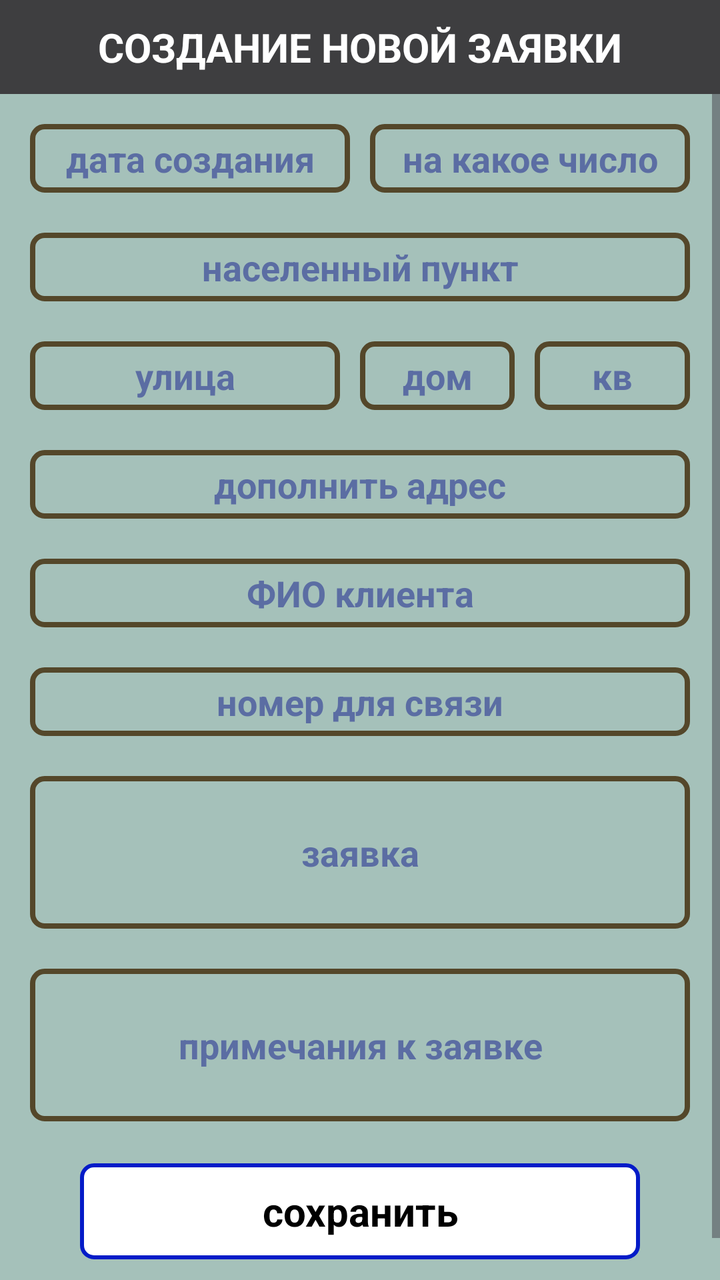
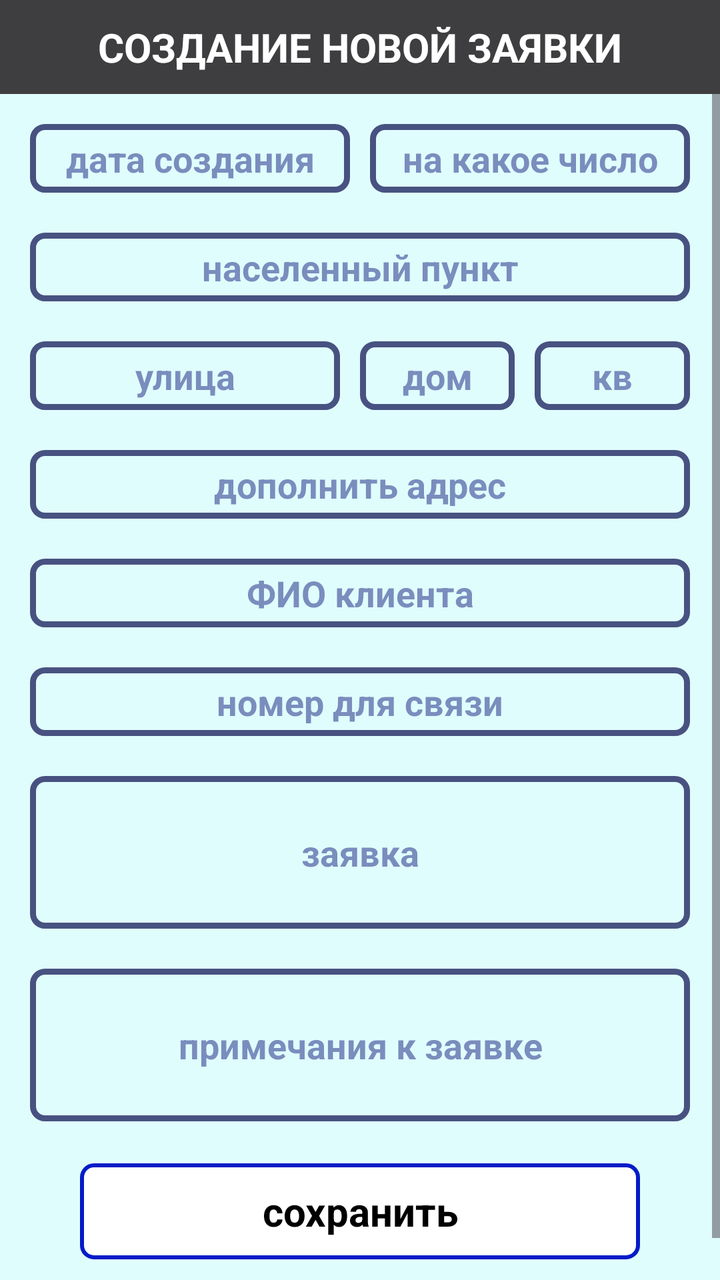

The first picture is an Android layout as it rendered before a commit; the second is the same layout after the commit. The layout source and the unified diff follow.
<!-- AndroidManifest.xml: application theme Theme.WorkOrders -->
<!-- res/layout/activity_insert_data.xml -->
<?xml version="1.0" encoding="utf-8"?>
<androidx.constraintlayout.widget.ConstraintLayout xmlns:android="http://schemas.android.com/apk/res/android"
    xmlns:app="http://schemas.android.com/apk/res-auto"
    xmlns:tools="http://schemas.android.com/tools"
    android:id="@+id/main"
    android:layout_width="match_parent"
    android:layout_height="match_parent"
    android:background="@color/bg"
    android:fitsSystemWindows="true"
    tools:context=".InsertDataActivity">

    <TextView
        android:id="@+id/tv_insert_title_activity"
        android:layout_width="match_parent"
        android:layout_height="wrap_content"
        android:background="@color/bg_topbar"
        android:paddingVertical="10dp"
        android:text="СОЗДАНИЕ НОВОЙ ЗАЯВКИ"
        android:textAlignment="center"
        android:textColor="@color/white"
        android:textSize="20sp"
        android:textStyle="bold"
        app:layout_constraintEnd_toEndOf="parent"
        app:layout_constraintStart_toStartOf="parent"
        app:layout_constraintTop_toTopOf="parent" />

    <ScrollView
        android:layout_width="0dp"
        android:layout_height="0dp"
        android:fillViewport="true"
        app:layout_constraintBottom_toBottomOf="parent"
        app:layout_constraintEnd_toEndOf="parent"
        app:layout_constraintStart_toStartOf="parent"
        app:layout_constraintTop_toBottomOf="@+id/tv_insert_title_activity">

        <androidx.constraintlayout.widget.ConstraintLayout
            android:layout_width="match_parent"
            android:layout_height="wrap_content">

            <LinearLayout
                android:id="@+id/ll1"
                android:layout_width="match_parent"
                android:layout_height="wrap_content"
                android:layout_marginHorizontal="10dp"
                android:layout_marginVertical="10dp"
                android:orientation="horizontal"
                app:layout_constraintEnd_toEndOf="parent"
                app:layout_constraintStart_toStartOf="parent"
                app:layout_constraintTop_toTopOf="parent">

                <EditText
                    android:id="@+id/et_insert_date_create"
                    style="@style/ThemeEditTextInputTask"
                    android:layout_width="wrap_content"
                    android:layout_height="wrap_content"
                    android:layout_weight="1"
                    android:background="@drawable/edittext_draw1"
                    android:ems="10"
                    android:gravity="center"
                    android:hint="дата создания"
                    android:inputType="text"
                    android:textCursorDrawable="@drawable/cursor_draw"
                    android:textStyle="bold" />

                <EditText
                    android:id="@+id/et_insert_todate"
                    style="@style/ThemeEditTextInputTask"
                    android:layout_width="wrap_content"
                    android:layout_height="wrap_content"
                    android:layout_weight="1"
                    android:background="@drawable/edittext_draw1"
                    android:ems="10"
                    android:gravity="center"
                    android:hint="на какое число"
                    android:inputType="text" />
            </LinearLayout>

            <LinearLayout
                android:id="@+id/ll2"
                android:layout_width="match_parent"
                android:layout_height="wrap_content"
                android:layout_marginHorizontal="10dp"
                android:layout_marginVertical="10dp"
                android:layout_marginTop="1dp"
                android:orientation="horizontal"
                app:layout_constraintEnd_toEndOf="parent"
                app:layout_constraintStart_toStartOf="parent"
                app:layout_constraintTop_toBottomOf="@+id/ll1">

                <EditText
                    android:id="@+id/et_insert_city"
                    style="@style/ThemeEditTextInputTask"
                    android:layout_width="wrap_content"
                    android:layout_height="wrap_content"
                    android:layout_weight="1"
                    android:background="@drawable/edittext_draw1"
                    android:ems="10"
                    android:gravity="center"
                    android:hint="населенный пункт"
                    android:inputType="text" />
            </LinearLayout>

            <LinearLayout
                android:id="@+id/ll3"
                android:layout_width="match_parent"
                android:layout_height="wrap_content"
                android:layout_marginHorizontal="10dp"
                android:layout_marginVertical="10dp"
                android:layout_marginTop="1dp"
                android:orientation="horizontal"
                app:layout_constraintEnd_toEndOf="parent"
                app:layout_constraintStart_toStartOf="parent"
                app:layout_constraintTop_toBottomOf="@+id/ll2">

                <EditText
                    android:id="@+id/et_insert_street"
                    style="@style/ThemeEditTextInputTask"
                    android:layout_width="0dp"
                    android:layout_height="wrap_content"
                    android:layout_weight="2"
                    android:background="@drawable/edittext_draw1"
                    android:ems="10"
                    android:gravity="center"
                    android:hint="улица"
                    android:inputType="text" />

                <EditText
                    android:id="@+id/et_insert_house"
                    style="@style/ThemeEditTextInputTask"
                    android:layout_width="0dp"
                    android:layout_height="wrap_content"
                    android:layout_weight="1"
                    android:background="@drawable/edittext_draw1"
                    android:ems="10"
                    android:gravity="center"
                    android:hint="дом"
                    android:inputType="text" />

                <EditText
                    android:id="@+id/et_insert_apartment"
                    style="@style/ThemeEditTextInputTask"
                    android:layout_width="0dp"
                    android:layout_height="wrap_content"
                    android:layout_weight="1"
                    android:background="@drawable/edittext_draw1"
                    android:ems="10"
                    android:gravity="center"
                    android:hint="кв"
                    android:inputType="text" />
            </LinearLayout>

            <LinearLayout
                android:id="@+id/ll4"
                android:layout_width="match_parent"
                android:layout_height="wrap_content"
                android:layout_marginHorizontal="10dp"
                android:layout_marginVertical="10dp"
                android:layout_marginTop="1dp"
                android:orientation="horizontal"
                app:layout_constraintTop_toBottomOf="@+id/ll3"
                tools:layout_editor_absoluteX="1dp">

                <EditText
                    android:id="@+id/et_insert_address"
                    style="@style/ThemeEditTextInputTask"
                    android:layout_width="wrap_content"
                    android:layout_height="wrap_content"
                    android:layout_weight="1"
                    android:background="@drawable/edittext_draw1"
                    android:ems="10"
                    android:gravity="center"
                    android:hint="дополнить адрес"
                    android:inputType="text" />
            </LinearLayout>

            <LinearLayout
                android:id="@+id/ll5"
                android:layout_width="match_parent"
                android:layout_height="wrap_content"
                android:layout_marginHorizontal="10dp"
                android:layout_marginVertical="10dp"
                android:layout_marginTop="1dp"
                android:orientation="horizontal"
                app:layout_constraintEnd_toEndOf="parent"
                app:layout_constraintStart_toStartOf="parent"
                app:layout_constraintTop_toBottomOf="@+id/ll4">

                <EditText
                    android:id="@+id/et_insert_client_name"
                    style="@style/ThemeEditTextInputTask"
                    android:layout_width="wrap_content"
                    android:layout_height="wrap_content"
                    android:layout_weight="1"
                    android:background="@drawable/edittext_draw1"
                    android:ems="10"
                    android:gravity="center"
                    android:hint="ФИО клиента"
                    android:inputType="text" />
            </LinearLayout>

            <LinearLayout
                android:id="@+id/ll6"
                android:layout_width="match_parent"
                android:layout_height="wrap_content"
                android:layout_marginHorizontal="10dp"
                android:layout_marginVertical="10dp"
                android:layout_marginTop="1dp"
                android:orientation="horizontal"
                app:layout_constraintEnd_toEndOf="parent"
                app:layout_constraintStart_toStartOf="parent"
                app:layout_constraintTop_toBottomOf="@+id/ll5">

                <EditText
                    android:id="@+id/et_insert_client_phone"
                    style="@style/ThemeEditTextInputTask"
                    android:layout_width="wrap_content"
                    android:layout_height="wrap_content"
                    android:layout_weight="1"
                    android:background="@drawable/edittext_draw1"
                    android:ems="10"
                    android:gravity="center"
                    android:hint="номер для связи"
                    android:inputType="phone" />
            </LinearLayout>

            <LinearLayout
                android:id="@+id/ll7"
                android:layout_width="match_parent"
                android:layout_height="wrap_content"
                android:layout_marginHorizontal="10dp"
                android:layout_marginVertical="10dp"
                android:layout_marginTop="1dp"
                android:orientation="horizontal"
                app:layout_constraintEnd_toEndOf="parent"
                app:layout_constraintStart_toStartOf="parent"
                app:layout_constraintTop_toBottomOf="@+id/ll6">

                <EditText
                    android:id="@+id/et_insert_task"
                    style="@style/ThemeEditTextInputTask"
                    android:layout_width="match_parent"
                    android:layout_height="wrap_content"
                    android:background="@drawable/edittext_draw1"
                    android:ems="10"
                    android:gravity="center"
                    android:hint="заявка"
                    android:imeOptions="actionNone"
                    android:inputType="textMultiLine"
                    android:lines="7"
                    android:minLines="3" />
            </LinearLayout>

            <LinearLayout
                android:id="@+id/ll8"
                android:layout_width="match_parent"
                android:layout_height="wrap_content"
                android:layout_marginHorizontal="10dp"
                android:layout_marginVertical="10dp"
                android:orientation="horizontal"
                app:layout_constraintEnd_toEndOf="parent"
                app:layout_constraintStart_toStartOf="parent"
                app:layout_constraintTop_toBottomOf="@+id/ll7">

                <EditText
                    android:id="@+id/et_insert_note"
                    style="@style/ThemeEditTextInputTask"
                    android:layout_width="wrap_content"
                    android:layout_height="wrap_content"
                    android:layout_weight="1"
                    android:background="@drawable/edittext_draw1"
                    android:ems="10"
                    android:gravity="center"
                    android:hint="примечания к заявке"
                    android:inputType="textMultiLine"
                    android:lines="7"
                    android:minLines="3" />
            </LinearLayout>

            <Button
                android:id="@+id/btn_insert_save"
                style="@style/ThemeButtonStyle1"
                android:layout_width="match_parent"
                android:layout_height="wrap_content"
                android:layout_marginHorizontal="40dp"
                android:layout_marginTop="16dp"
                android:layout_marginBottom="32dp"
                android:background="@drawable/buttondraw"
                android:text="сохранить"
                app:backgroundTint="@null"
                app:layout_constraintBottom_toBottomOf="parent"
                app:layout_constraintEnd_toEndOf="parent"
                app:layout_constraintStart_toStartOf="parent"
                app:layout_constraintTop_toBottomOf="@+id/ll8"
                app:layout_constraintVertical_bias="0.49" />

        </androidx.constraintlayout.widget.ConstraintLayout>
    </ScrollView>

</androidx.constraintlayout.widget.ConstraintLayout>
<!-- resources referenced by this layout -->
<resources>
  <color name="bg">#A5C1BA</color>
  <color name="bg_topbar">#3E3E40</color>
  <color name="white">#FFFFFFFF</color>
  <!-- drawable buttondraw (drawable) -->
  <?xml version="1.0" encoding="utf-8"?>
  <ripple xmlns:android="http://schemas.android.com/apk/res/android"
      android:color="#6AA6A1A1">
      <item>
          <shape
              android:shape="rectangle">
              <corners android:radius="6dp"></corners>
              <solid android:color = "#ffffffff"/>
              <stroke
                  android:width="6px"
                  android:color="#041BC8"/>
          </shape>
      </item>
  </ripple>
  <!-- drawable cursor_draw (drawable) -->
  <?xml version="1.0" encoding="utf-8"?>
  <shape xmlns:android="http://schemas.android.com/apk/res/android"
      android:shape="rectangle">
      
      <solid android:color="#FF000000" />
      
      <size android:width="2dp" />
  </shape>
  <!-- drawable edittext_draw1 (drawable) -->
  <?xml version="1.0" encoding="utf-8"?>
  <shape xmlns:android="http://schemas.android.com/apk/res/android"
      android:shape="rectangle">
      <solid android:color="#00000000"/>
      <stroke
          android:color="@color/border_color_edittext1"
          android:width="8px"/>
      <corners
          android:radius="6dp"/>
      <padding
          android:bottom="5dp"
          android:top="5dp"
          android:left="5dp"
          android:right="5dp"/>
  </shape>
  <style name="ThemeButtonStyle1" parent="Widget.AppCompat.ActionButton">
          <item name="android:textColor">@color/black</item>
          <item name="android:textStyle">bold</item>
          <item name="android:textSize">20sp</item>
      </style>
  <style name="ThemeEditTextInputTask" parent="Widget.AppCompat.EditText">
          <item name="android:textColor">@color/primary_textcolor</item>
          <item name="android:textSize">18sp</item>
          <item name="android:textStyle">bold</item>
          <item name="android:paddingVertical">5dp</item>
          <item name="android:paddingHorizontal">10dp</item>
          <item name="android:textColorHint">#C846569D</item>
          <item name="android:layout_margin">5dp</item>
          <item name="android:gravity">center</item>
          <item name="android:textCursorDrawable">@drawable/cursor_draw</item>
      </style>
  <style name="Theme.WorkOrders" parent="Base.Theme.WorkOrders" />
  <color name="border_color_edittext1">#54472A</color>
  <color name="black">#FF000000</color>
  <color name="primary_textcolor">@color/black</color>
  <style name="Base.Theme.WorkOrders" parent="Theme.Material3.DayNight.NoActionBar">
          
          
      </style>
</resources>

<!-- the commit's change to res/layout/activity_insert_data.xml (unified diff, before → after) -->
@@ -5,7 +5,7 @@
     android:id="@+id/main"
     android:layout_width="match_parent"
     android:layout_height="match_parent"
-    android:background="@color/bg"
+    android:background="@color/main_background"
     android:fitsSystemWindows="true"
     tools:context=".InsertDataActivity">
 
<!-- resource entries referenced after the edit -->
@@ -1,7 +1,7 @@
 <!-- resources referenced by this layout -->
 <resources>
-  <color name="bg">#A5C1BA</color>
   <color name="bg_topbar">#3E3E40</color>
+  <color name="main_background">#E0FDFD</color>
   <color name="white">#FFFFFFFF</color>
   <!-- drawable buttondraw (drawable) -->
   <?xml version="1.0" encoding="utf-8"?>
@@ -33,8 +33,8 @@
       android:shape="rectangle">
       <solid android:color="#00000000"/>
       <stroke
-          android:color="@color/border_color_edittext1"
-          android:width="8px"/>
+          android:color="@color/border_on_mainbg"
+          android:width="3dp"/>
       <corners
           android:radius="6dp"/>
       <padding
@@ -49,20 +49,21 @@
           <item name="android:textSize">20sp</item>
       </style>
   <style name="ThemeEditTextInputTask" parent="Widget.AppCompat.EditText">
-          <item name="android:textColor">@color/primary_textcolor</item>
+          <item name="android:textColor">@color/main_textcolor</item>
           <item name="android:textSize">18sp</item>
           <item name="android:textStyle">bold</item>
           <item name="android:paddingVertical">5dp</item>
           <item name="android:paddingHorizontal">10dp</item>
-          <item name="android:textColorHint">#C846569D</item>
+          <item name="android:textColorHint">@color/hintcolor_on_mainbg</item>
           <item name="android:layout_margin">5dp</item>
           <item name="android:gravity">center</item>
           <item name="android:textCursorDrawable">@drawable/cursor_draw</item>
       </style>
   <style name="Theme.WorkOrders" parent="Base.Theme.WorkOrders" />
-  <color name="border_color_edittext1">#54472A</color>
+  <color name="border_on_mainbg">#475281</color>
   <color name="black">#FF000000</color>
-  <color name="primary_textcolor">@color/black</color>
+  <color name="main_textcolor">#2F3856</color>
+  <color name="hintcolor_on_mainbg">#AA46569D</color>
   <style name="Base.Theme.WorkOrders" parent="Theme.Material3.DayNight.NoActionBar">
           
           
